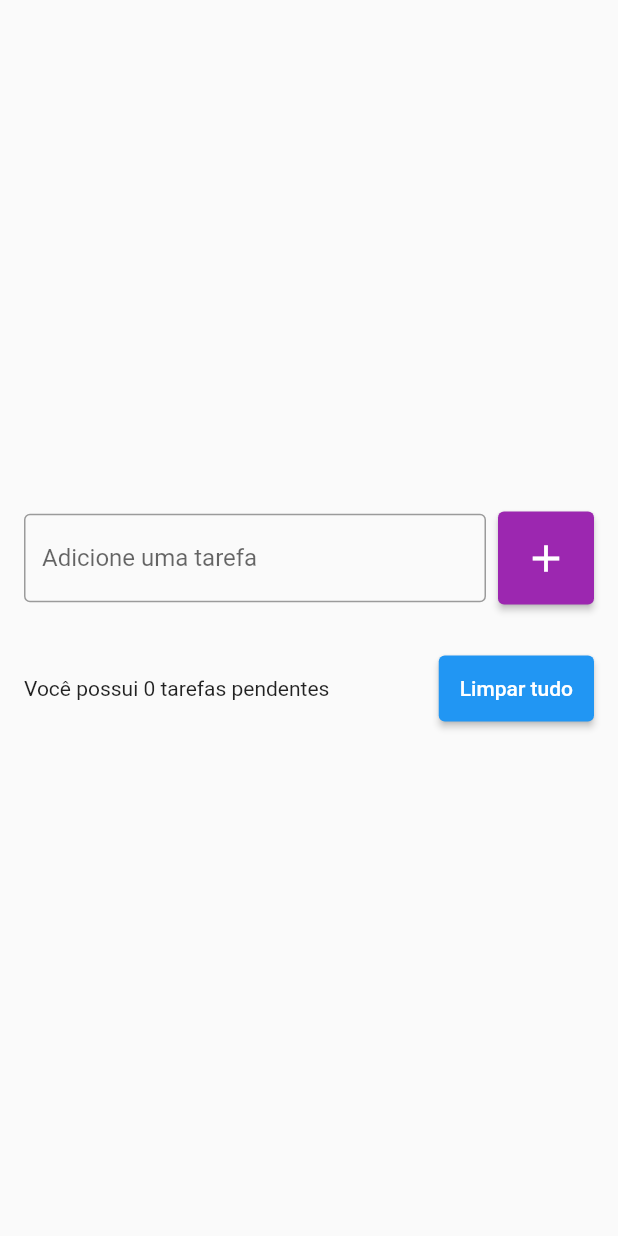
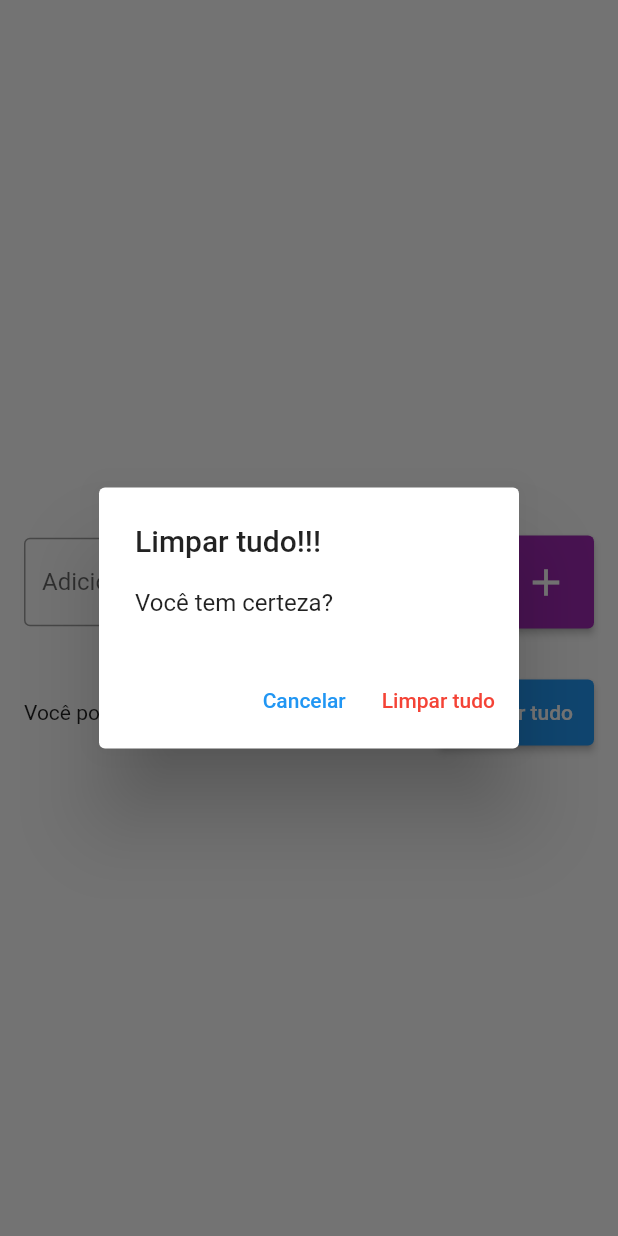
Before and after one commit to EmaurFlorencio/list, a Flutter app: the TodoListPage screen opened directly, after a tap on "Limpar tudo", on a phone screen of 412 x 824 dp. Run offline on Flutter 3.47's test engine with Material 2 defaults, Android fonts, the phone set to English and light mode, and no system bars; our stand-ins replace flutter_slidable.

```diff
--- a/list/lib/pages/todo_list_page.dart
+++ b/list/lib/pages/todo_list_page.dart
@@ -13,6 +13,8 @@ class _TodoListPageState extends State<TodoListPage> {
   final TextEditingController todoController = TextEditingController();
 
   List<Todo> todos = [];
+  Todo? deletedTodo;
+  int? deletedTodoPos;
 
   @override
   Widget build(BuildContext context) {
@@ -24,6 +26,14 @@ class _TodoListPageState extends State<TodoListPage> {
             child: Column(
               mainAxisSize: MainAxisSize.min,
               children: [
+                Row(
+                  children: const [
+                    Text(''),
+                    SizedBox(width: 8),
+                    Text(''),
+                  ],
+                ),
+                SizedBox(height: 16),
                 Row(
                   children: [
                     Expanded(
@@ -62,6 +72,41 @@ class _TodoListPageState extends State<TodoListPage> {
                   ],
                 ),
                 SizedBox(height: 16),
+
+                /* test expanded
+                Flexible(
+                  child: ListView(
+                    shrinkWrap: true,
+                    children: [
+                      Container(
+                        decoration: BoxDecoration(
+                          borderRadius: BorderRadius.circular(4),
+                          color: Colors.grey[200],
+                        ),
+                        padding: const EdgeInsets.all(16),
+                        child: Column(
+                          crossAxisAlignment: CrossAxisAlignment.start,
+                          children: [
+                            Text(
+                              "data",
+                              style: TextStyle(
+                                fontSize: 12,
+                              ),
+                            ),
+                            Text(
+                              "titulo",
+                              style: TextStyle(
+                                fontSize: 16,
+                                fontWeight: FontWeight.w600,
+                              ),
+                            ),
+                          ],
+                        ),
+                      ),
+                    ],
+                  ),
+                ),
+                SizedBox(height: 16),*/
                 Flexible(
                   child: ListView(
                     shrinkWrap: true,
@@ -69,6 +114,7 @@ class _TodoListPageState extends State<TodoListPage> {
                       for (Todo todo in todos)
                         TodoListItem(
                           todo: todo,
+                          onDelete: onDelete,
                         ),
                     ],
                   ),
@@ -83,7 +129,9 @@ class _TodoListPageState extends State<TodoListPage> {
                     ),
                     SizedBox(width: 8),
                     ElevatedButton(
-                      onPressed: () {},
+                      onPressed: () {
+                        showDelete();
+                      },
                       style: ElevatedButton.styleFrom(
                         backgroundColor: Colors.blue,
                         padding: EdgeInsets.all(14),
@@ -99,4 +147,66 @@ class _TodoListPageState extends State<TodoListPage> {
       ),
     );
   }
+
+  void onDelete(Todo todo) {
+    deletedTodo = todo;
+    deletedTodoPos = todos.indexOf(todo);
+
+    setState(() {
+      todos.remove(todo);
+    });
+
+    ScaffoldMessenger.of(context).clearSnackBars();
+    ScaffoldMessenger.of(context).showSnackBar(
+      SnackBar(
+        content: Text(
+          'Tarefa ${todo.title} foi removida com sucesso!',
+          style: TextStyle(color: Colors.black),
+        ),
+        backgroundColor: Colors.white,
+        action: SnackBarAction(
+          label: 'Desfazer',
+          textColor: Colors.red,
+          onPressed: () {
+            setState(() {
+              todos.insert(deletedTodoPos!, deletedTodo!);
+            });
+          },
+        ),
+        duration: const Duration(seconds: 5),
+      ),
+    );
+  }
+
+  void showDelete() {
+    showDialog(
+      context: context,
+      builder: (context) => AlertDialog(
+        title: Text('Limpar tudo!!!'),
+        content: Text('Você tem certeza?'),
+        actions: [
+          TextButton(
+            onPressed: () {
+              Navigator.of(context).pop();
+            },
+            child: Text('Cancelar'),
+          ),
+          TextButton(
+            onPressed: () {
+              Navigator.of(context).pop();
+              deleteALLTodos();
+            },
+            style: TextButton.styleFrom(foregroundColor: Colors.red),
+            child: Text('Limpar tudo'),
+          ),
+        ],
+      ),
+    );
+  }
+
+  void deleteALLTodos() {
+    setState(() {
+      todos.clear();
+    });
+  }
 }
```
Also changed, not shown: list/lib/main.dart (+49 -3 lines), list/lib/widgets/todo_list_item.dart (+26 -3 lines).
